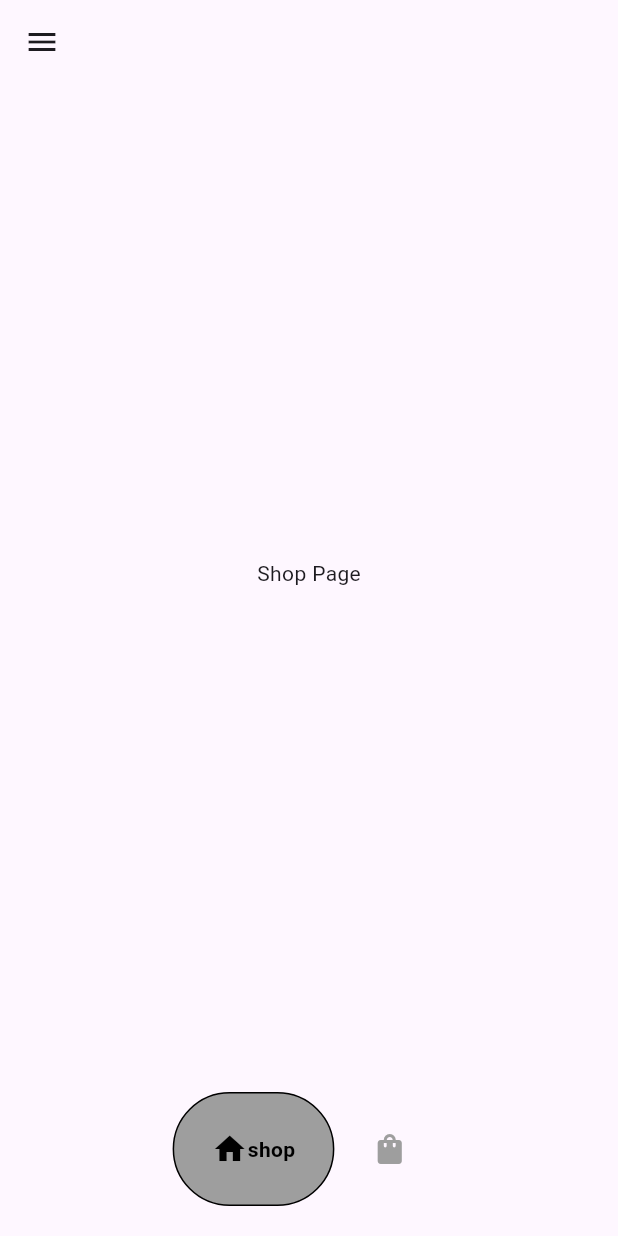
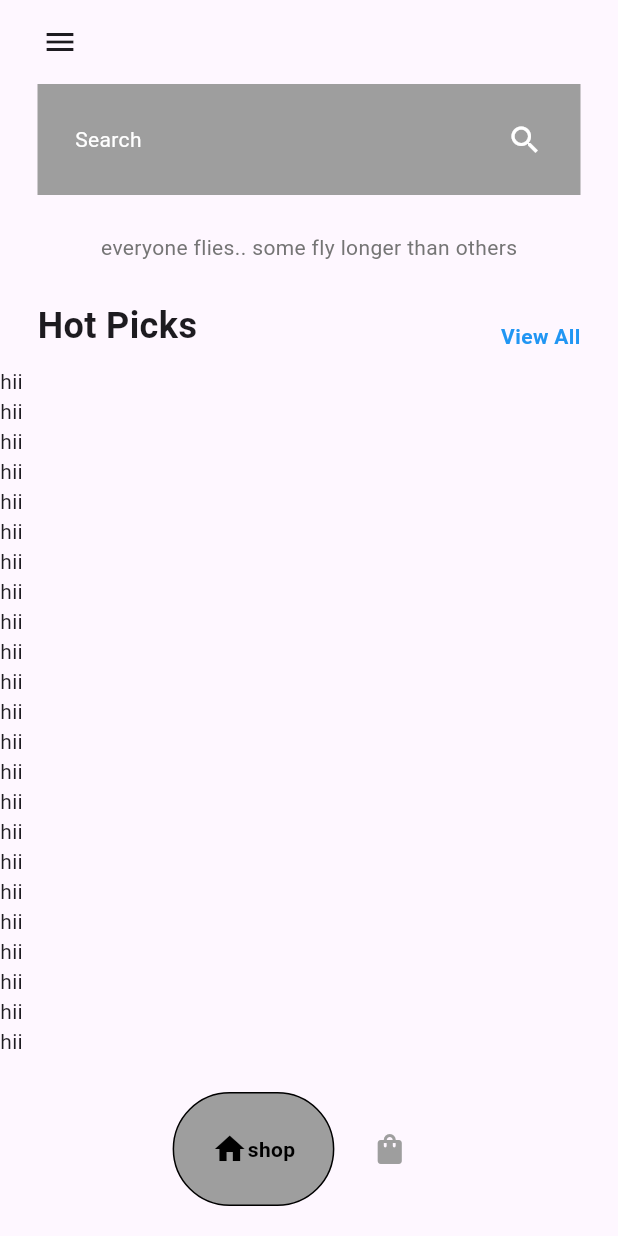
Before and after one commit to Dannansilva/ecommerce_app, a Flutter app: the HomePage screen opened directly, on a phone screen of 412 x 824 dp. Run offline on Flutter 3.47's test engine with Material 3 defaults, Android fonts, the phone set to English and light mode, and no system bars; drawn by our look-alikes of google_nav_bar.

Commit message:
shop page

```diff
--- a/lib/main.dart
+++ b/lib/main.dart
@@ -1,5 +1,6 @@
 import 'package:ecommerceapp/pages/home_page.dart';
 import 'package:ecommerceapp/pages/intro_page.dart';
+import 'package:ecommerceapp/pages/shop_page.dart';
 import 'package:flutter/material.dart';
 
 void main() {
@@ -13,7 +14,9 @@ class MyApp extends StatelessWidget {
   Widget build(BuildContext context) {
     return const MaterialApp(
       debugShowCheckedModeBanner: false,
-      home: HomePage(),
+      home: Scaffold(
+        body: IntroPage(),
+      ),
     );
   }
 }
--- a/lib/pages/home_page.dart
+++ b/lib/pages/home_page.dart
@@ -45,7 +45,10 @@ class _HomePageState extends State<HomePage> {
               onPressed: () {
                 Scaffold.of(context).openDrawer();
               },
-              icon: Icon(Icons.menu),
+              icon: Padding(
+                padding: const EdgeInsets.only(left: 20.0),
+                child: Icon(Icons.menu),
+              ),
             );
           },
         ),
--- a/lib/pages/shop_page.dart
+++ b/lib/pages/shop_page.dart
@@ -1,3 +1,6 @@
+// ignore_for_file: prefer_const_literals_to_create_immutables
+
+import 'package:ecommerceapp/components/shoe_title.dart';
 import 'package:flutter/material.dart';
 
 class ShopPage extends StatefulWidget {
@@ -10,10 +13,64 @@ class ShopPage extends StatefulWidget {
 class _ShopPageState extends State<ShopPage> {
   @override
   Widget build(BuildContext context) {
-    return Scaffold(
-      body: Center(
-        child: const Text('Shop Page'),
-      ),
+    return Column(
+      children: [
+        Padding(
+          padding: const EdgeInsets.symmetric(horizontal: 25.0),
+          child: Container(
+            padding: EdgeInsets.all(25),
+            decoration: BoxDecoration(color: Colors.grey[500]),
+            child: Row(
+              mainAxisAlignment: MainAxisAlignment.spaceBetween,
+              children: [
+                Text(
+                  "Search",
+                  style: TextStyle(color: Colors.white),
+                ),
+                Icon(
+                  Icons.search,
+                  color: Colors.white,
+                ),
+              ],
+            ),
+          ),
+        ),
+        //message
+        Padding(
+          padding: const EdgeInsets.symmetric(vertical: 25.0),
+          child: Text(
+            'everyone flies.. some fly longer than others',
+            style: TextStyle(
+              color: Colors.grey[600],
+            ),
+          ),
+        ),
+        //hot pick
+        Padding(
+          padding: const EdgeInsets.symmetric(horizontal: 25.0),
+          child: Row(
+            mainAxisAlignment: MainAxisAlignment.spaceBetween,
+            crossAxisAlignment: CrossAxisAlignment.end,
+            children: [
+              Text(
+                'Hot Picks',
+                style: TextStyle(fontWeight: FontWeight.bold, fontSize: 24),
+              ),
+              Text(
+                'View All',
+                style:
+                    TextStyle(fontWeight: FontWeight.bold, color: Colors.blue),
+              ),
+            ],
+          ),
+        ),
+        SizedBox(height: 10),
+        Expanded(child: ListView.builder(
+          itemBuilder: (context, index) {
+            return Text('hii');
+          },
+        ))
+      ],
     );
   }
 }
```
Also changed, not shown: lib/components/shoe_title.dart (added, +29 -0 lines), lib/models/shoe.dart (added, +12 -0 lines).
